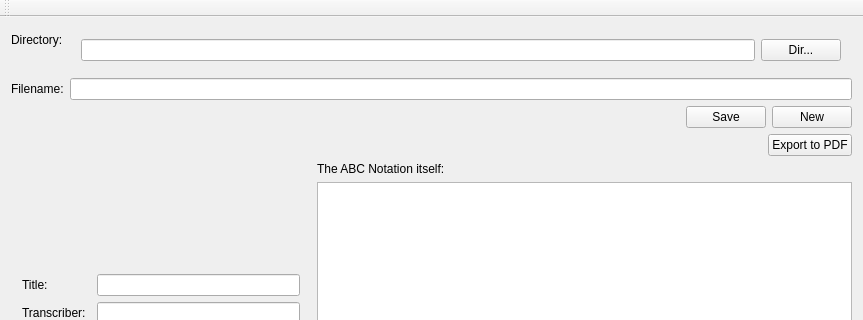
This is mainwindow.ui in monkeyAndWolf/TuneEditor as Qt 5 draws it before an edit; both pictures show x 0 to 863 and y 0 to 320 of the 863 by 1030 pixel window. The edited form follows.
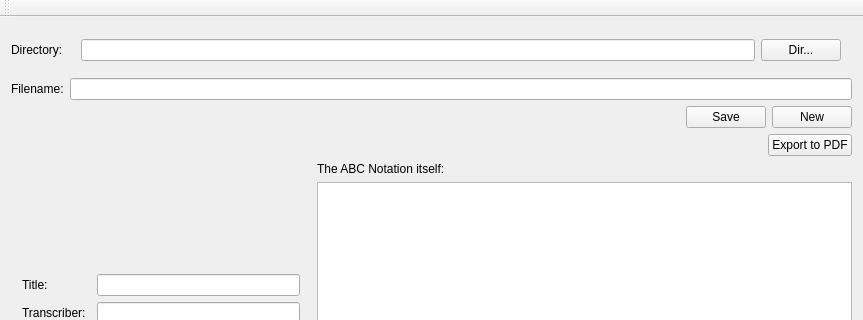
This is the edited form.

Commit message: Fixed layout problem on Macingtosh.

Diff of the .ui file:
```diff
--- a/mainwindow.ui
+++ b/mainwindow.ui
@@ -24,9 +24,9 @@
     <item>
      <layout class="QHBoxLayout" name="horizontalLayout_4">
       <item>
-       <layout class="QFormLayout" name="formLayout_2">
+       <layout class="QGridLayout" name="gridLayout_6">
         <property name="sizeConstraint">
-         <enum>QLayout::SetMinimumSize</enum>
+         <enum>QLayout::SetMaximumSize</enum>
         </property>
         <item row="0" column="0">
          <widget class="QLabel" name="label_8">
```
Left out of the diff: 8 changed lines with no effect on the pictures.
